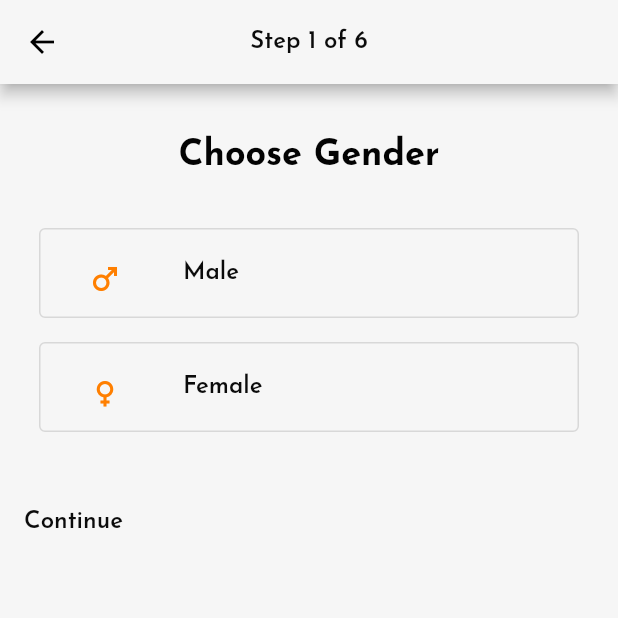
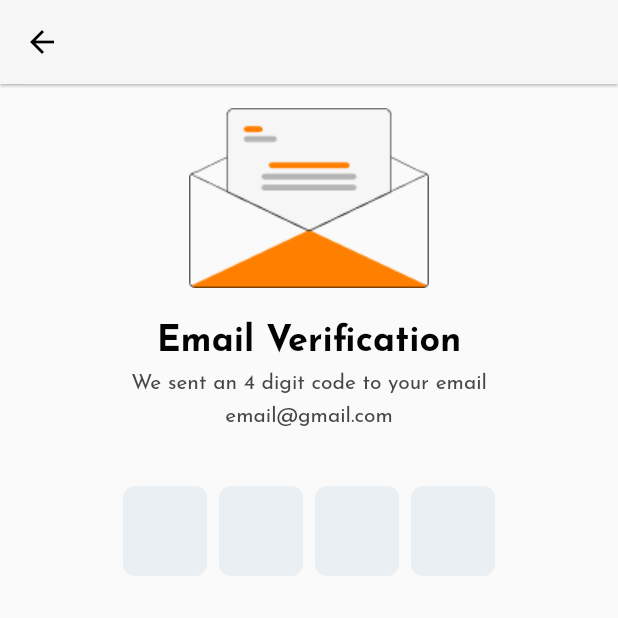
Before and after one commit to Kelompok-Capstone-9/MOBILE, a Flutter app: the screen it shows after launch, on a phone screen of 412 x 824 dp, the top half of it. Run offline on Flutter 3.47's test engine with Material 2 defaults, Android fonts, the phone set to English and light mode, and no system bars; drawn by our look-alikes of pinput; our stand-ins replace google_fonts, toggle_switch; missing offline and left inert: hovering.

Commit message:
add OTP Regist Screen

```diff
--- a/lib/main.dart
+++ b/lib/main.dart
@@ -1,5 +1,6 @@
 import 'package:flutter/material.dart';
 import 'package:gofit_apps/view/register/gender_screen.dart';
+import 'package:gofit_apps/view/register/otp_regist_screen.dart';
 
 import 'view/splash_screen.dart';
 
@@ -14,7 +15,7 @@ class MyApp extends StatelessWidget {
   Widget build(BuildContext context) {
     return const MaterialApp(
       debugShowCheckedModeBanner: false,
-      home: ChooseGenderScreen(),
+      home: OTPRegistScreen(),
     );
   }
 }
--- a/lib/themes/color_style.dart
+++ b/lib/themes/color_style.dart
@@ -141,4 +141,9 @@ class ThemeText {
     fontSize: 10,
     color: ColorsTheme.activeButton,
   );
+  static TextStyle headingSub3 = GoogleFonts.josefinSans(
+    fontWeight: FontWeight.w400,
+    fontSize: 14,
+    color: const Color(0xff484649),
+  );
 }
--- /dev/null
+++ b/lib/view/register/otp_regist_screen.dart
@@ -0,0 +1,133 @@
+import 'package:flutter/material.dart';
+import 'package:gofit_apps/themes/color_style.dart';
+import 'package:pinput/pinput.dart';
+
+class OTPRegistScreen extends StatefulWidget {
+  const OTPRegistScreen({Key? key}) : super(key: key);
+  @override
+  State<OTPRegistScreen> createState() => _OTPRegistScreenState();
+}
+
+final pinController = TextEditingController();
+final _formKey = GlobalKey<FormState>();
+final focusNode = FocusNode();
+bool isOTPFilled = false;
+
+class _OTPRegistScreenState extends State<OTPRegistScreen> {
+  @override
+  void dispose() {
+    pinController.dispose();
+    focusNode.dispose();
+    super.dispose();
+  }
+
+  Widget build(BuildContext context) {
+    const focusedBorderColor = Color(0xffFF7F00);
+    final defaultPinTheme = PinTheme(
+      textStyle: ThemeText.headingRupiah,
+      height: 68,
+      width: 68,
+      decoration: BoxDecoration(
+          color: const Color(0xffE6E6E6),
+          borderRadius: BorderRadius.circular(8)),
+    );
+    return Scaffold(
+      appBar: AppBar(
+          elevation: 0.8,
+          leading: GestureDetector(
+              onTap: () => Navigator.pop(context),
+              child: const Icon(Icons.arrow_back, color: Colors.black)),
+          backgroundColor: ColorsTheme.bgScreen),
+      body: SingleChildScrollView(
+        child: SafeArea(
+            child: Padding(
+          padding: const EdgeInsets.all(16),
+          child: Column(
+            children: [
+              SizedBox(
+                width: 160,
+                height: 120,
+                child: Image.asset('assets/images/Picture.png'),
+              ),
+              const SizedBox(height: 24),
+              Column(
+                children: [
+                  Align(
+                    alignment: Alignment.center,
+                    child: Text(
+                      'Email Verification',
+                      style: ThemeText.headingLogin,
+                    ),
+                  ),
+                  const SizedBox(
+                    height: 8,
+                  ),
+                  Align(
+                    alignment: Alignment.center,
+                    child: Text(
+                      'We sent an 4 digit code to your email',
+                      style: ThemeText.headingSub3,
+                    ),
+                  ),
+                  const SizedBox(
+                    height: 8,
+                  ),
+                  Align(
+                    alignment: Alignment.center,
+                    child: Text(
+                      'email@gmail.com',
+                      style: ThemeText.headingSub3,
+                    ),
+                  ),
+                ],
+              ),
+              const SizedBox(
+                height: 40,
+              ),
+              formOTP(defaultPinTheme, focusedBorderColor),
+            ],
+          ),
+        )),
+      ),
+    );
+  }
+
+  Widget formOTP(PinTheme defaultPinTheme, Color focusedBorderColor) => Form(
+        key: _formKey,
+        child: Row(
+          mainAxisAlignment: MainAxisAlignment.center,
+          children: [
+            Directionality(
+              textDirection: TextDirection.ltr,
+              child: Pinput(
+                controller: pinController,
+                focusNode: focusNode,
+                hapticFeedbackType: HapticFeedbackType.lightImpact,
+                onCompleted: (pin) {
+                  setState(() {
+                    isOTPFilled = pinController.text.isNotEmpty;
+                  });
+                },
+                cursor: Column(
+                  mainAxisAlignment: MainAxisAlignment.end,
+                  children: [
+                    Container(
+                      margin: const EdgeInsets.only(bottom: 9),
+                      width: 22,
+                      height: 1,
+                      color: focusedBorderColor,
+                    ),
+                  ],
+                ),
+                focusedPinTheme: defaultPinTheme.copyWith(
+                  decoration: defaultPinTheme.decoration!.copyWith(
+                    borderRadius: BorderRadius.circular(8),
+                    border: Border.all(color: focusedBorderColor),
+                  ),
+                ),
+              ),
+            ),
+          ],
+        ),
+      );
+}
--- a/pubspec.yaml
+++ b/pubspec.yaml
@@ -37,6 +37,7 @@ dependencies:
   google_fonts: ^4.0.4
   hovering: ^1.0.4
   toggle_switch: ^2.1.0
+  pinput: ^2.2.31
 
 dev_dependencies:
   flutter_test:
```
Also changed, not shown: assets/images/Picture.png (added), pubspec.lock, 5 other files.
